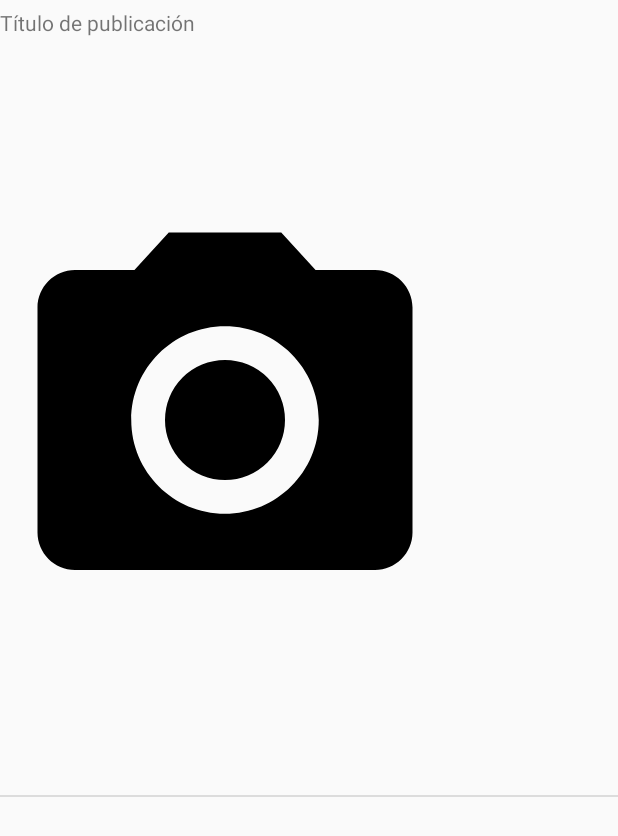
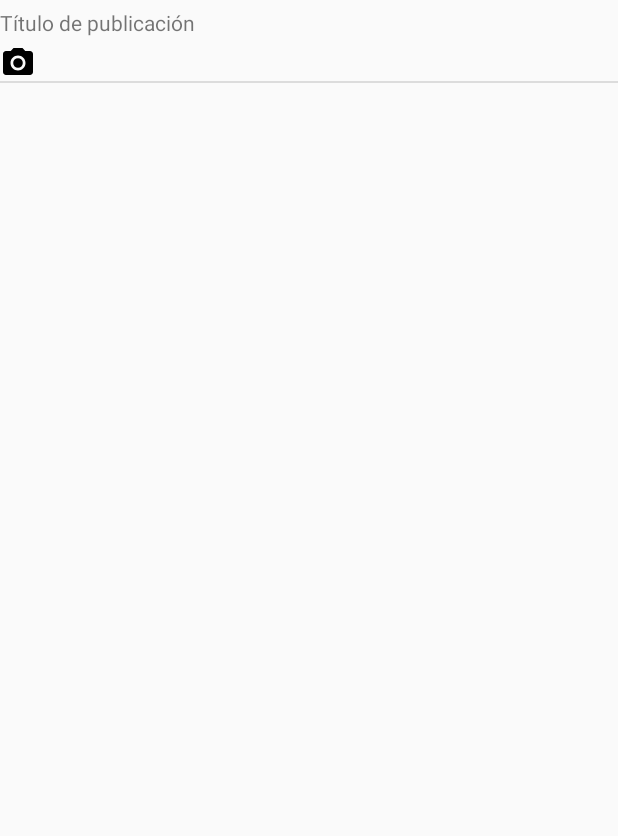
Before and after one commit to fdearmas96/Reunite, an Android app: the layout item_lista_publicaciones.xml on its own in the app's theme, with its tools: preview values and no code run, on a phone screen of 412 x 824 dp. Shown: the top 836 px of the screen. Run offline under Robolectric (Android 15) with nearby library versions, the phone set to English and light mode, and no system bars; network calls fail.

Commit message:
Update item_lista_publicaciones.xml

```diff
--- a/app/src/main/res/layout/item_lista_publicaciones.xml
+++ b/app/src/main/res/layout/item_lista_publicaciones.xml
@@ -16,8 +16,8 @@
 
     <ImageView
         android:id="@+id/pubImagen"
-        android:layout_width="300dp"
-        android:layout_height="500dp"
+        android:layout_width="wrap_content"
+        android:layout_height="wrap_content"
         android:contentDescription="@string/pubImagen"
         android:maxWidth="600dp"
         android:maxHeight="800dp"
```
